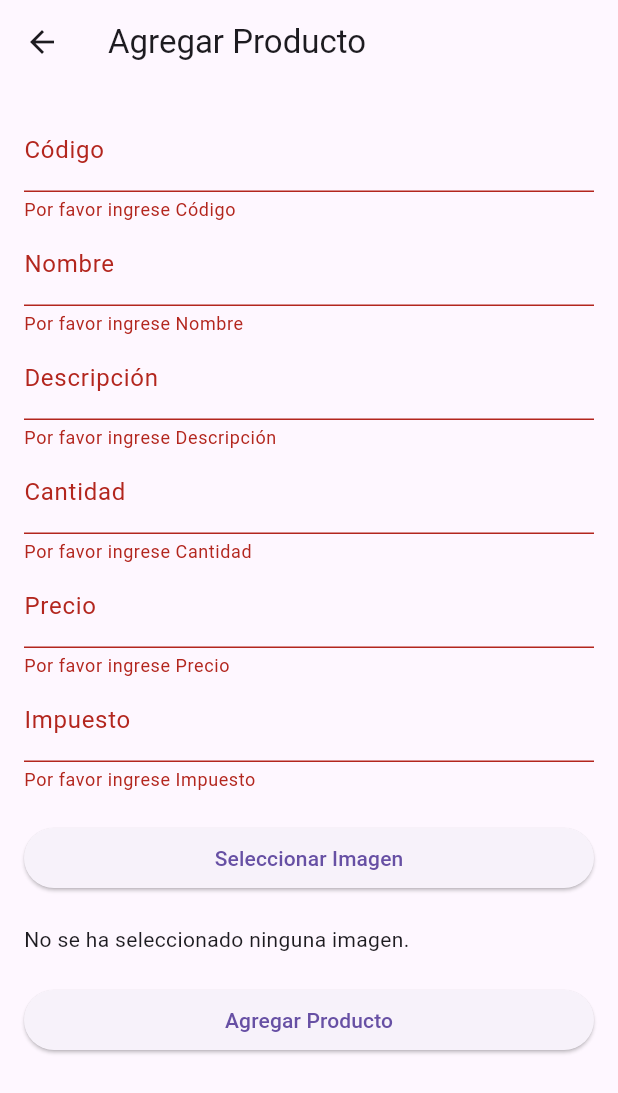
After one commit to orlandoabarrientos/proyectoElectiva, a Flutter app: the ProductoPost screen opened directly, after a tap on "Agregar Producto", on a phone screen of 412 x 824 dp. The commit adds this screen. Shown: the top 1093 px of the screen. Run offline on Flutter 3.47's test engine with Material 3 defaults, Android fonts, the phone set to English and light mode, and no system bars; our stand-ins replace image_picker.

Commit message:
Se agrego la funcionalidad de agregar productos
1. Agregar y eliminar productos ahora son funcionales en el flutter
2. Se ajusto la vista de listar para poder usar las funcionalidades de eliminar y agregar
3. Agregamos una funcion para agregar imagenes usando base64

```diff
--- a/flutter_apirest/lib/home.dart
+++ b/flutter_apirest/lib/home.dart
@@ -1,6 +1,6 @@
 // usar < flutter pub get > para cargar los paquetes
 import 'package:flutter/material.dart';
-import 'getproducto.dart';
+import 'productolist.dart';
 import 'sidebar.dart';
 import 'navigationbar.dart';
 
--- a/flutter_apirest/lib/navigationbar.dart
+++ b/flutter_apirest/lib/navigationbar.dart
@@ -1,6 +1,6 @@
 import 'package:flutter/material.dart';
 import 'package:flutter_apirest/home.dart';
-import 'getproducto.dart';
+import 'productolist.dart';
 
 class BarraNavegacion extends StatelessWidget {
   final int selectedIndex;
--- /dev/null
+++ b/flutter_apirest/lib/productopost.dart
@@ -0,0 +1,119 @@
+import 'package:flutter/material.dart';
+import 'package:image_picker/image_picker.dart';
+import 'dart:io';
+import 'dart:convert';
+import 'package:http/http.dart' as http;
+
+class ProductoPost extends StatefulWidget {
+  @override
+  _ProductoPostState createState() => _ProductoPostState();
+}
+
+class _ProductoPostState extends State<ProductoPost> {
+  final _formKey = GlobalKey<FormState>();
+  final TextEditingController _codigoController = TextEditingController();
+  final TextEditingController _nombreController = TextEditingController();
+  final TextEditingController _descripcionController = TextEditingController();
+  final TextEditingController _cantidadController = TextEditingController();
+  final TextEditingController _precioController = TextEditingController();
+  final TextEditingController _impuestoController = TextEditingController();
+  File? _image;
+  String? _base64Image;
+
+  Future<void> _pickImage() async {
+    final pickedFile =
+        await ImagePicker().pickImage(source: ImageSource.gallery);
+
+    if (pickedFile != null) {
+      File imageFile = File(pickedFile.path);
+      List<int> imageBytes = await imageFile.readAsBytes();
+      String base64Image = base64Encode(imageBytes);
+
+      setState(() {
+        _image = imageFile;
+        _base64Image = base64Image;
+      });
+    } else {
+      print('No image selected.');
+    }
+  }
+
+  Future<void> _submitForm() async {
+    if (_formKey.currentState!.validate()) {
+      final Map<String, dynamic> productData = {
+        'codigo': _codigoController.text,
+        'nombre': _nombreController.text,
+        'descripcion': _descripcionController.text,
+        'cantidad': int.parse(_cantidadController.text),
+        'precio': double.parse(_precioController.text),
+        'impuesto': double.parse(_impuestoController.text),
+        'imagen_base64': _base64Image, // Enviar la imagen en Base64
+      };
+
+      var response = await http.post(
+        Uri.parse(
+            'http://10.0.2.2:8000/productos_post'), // Asegúrate de usar la IP correcta
+        headers: {"Content-Type": "application/json"},
+        body: jsonEncode(productData),
+      );
+
+      if (response.statusCode == 200) {
+        ScaffoldMessenger.of(context).showSnackBar(
+          SnackBar(content: Text('Producto agregado con éxito')),
+        );
+      } else {
+        ScaffoldMessenger.of(context).showSnackBar(
+          SnackBar(content: Text('Error al agregar el producto')),
+        );
+      }
+    }
+  }
+
+  @override
+  Widget build(BuildContext context) {
+    return Scaffold(
+      appBar: AppBar(title: Text('Agregar Producto')),
+      body: Padding(
+        padding: const EdgeInsets.all(16.0),
+        child: Form(
+          key: _formKey,
+          child: ListView(
+            children: [
+              _buildTextField(_codigoController, 'Código'),
+              _buildTextField(_nombreController, 'Nombre'),
+              _buildTextField(_descripcionController, 'Descripción'),
+              _buildTextField(_cantidadController, 'Cantidad', isNumber: true),
+              _buildTextField(_precioController, 'Precio', isNumber: true),
+              _buildTextField(_impuestoController, 'Impuesto', isNumber: true),
+              SizedBox(height: 20),
+              ElevatedButton(
+                  onPressed: _pickImage, child: Text('Seleccionar Imagen')),
+              SizedBox(height: 20),
+              _image == null
+                  ? Text('No se ha seleccionado ninguna imagen.')
+                  : Image.file(_image!),
+              SizedBox(height: 20),
+              ElevatedButton(
+                  onPressed: _submitForm, child: Text('Agregar Producto')),
+            ],
+          ),
+        ),
+      ),
+    );
+  }
+
+  Widget _buildTextField(TextEditingController controller, String label,
+      {bool isNumber = false}) {
+    return TextFormField(
+      controller: controller,
+      decoration: InputDecoration(labelText: label),
+      keyboardType: isNumber ? TextInputType.number : TextInputType.text,
+      validator: (value) {
+        if (value == null || value.isEmpty) {
+          return 'Por favor ingrese $label';
+        }
+        return null;
+      },
+    );
+  }
+}
--- a/flutter_apirest/lib/sidebar.dart
+++ b/flutter_apirest/lib/sidebar.dart
@@ -1,6 +1,6 @@
 import 'package:flutter/material.dart';
 import 'package:flutter_apirest/home.dart';
-import 'getproducto.dart';
+import 'productolist.dart';
 
 class MenuLateral extends StatelessWidget {
   const MenuLateral({super.key});
```
Also changed, not shown: flutter_apirest/lib/productolist.dart (renamed from flutter_apirest/lib/getproducto.dart, +72 -0 lines), flutter_apirest/pubspec.yaml (+4 -5 lines), flutter_apirest/pubspec.lock, 6 other files.
